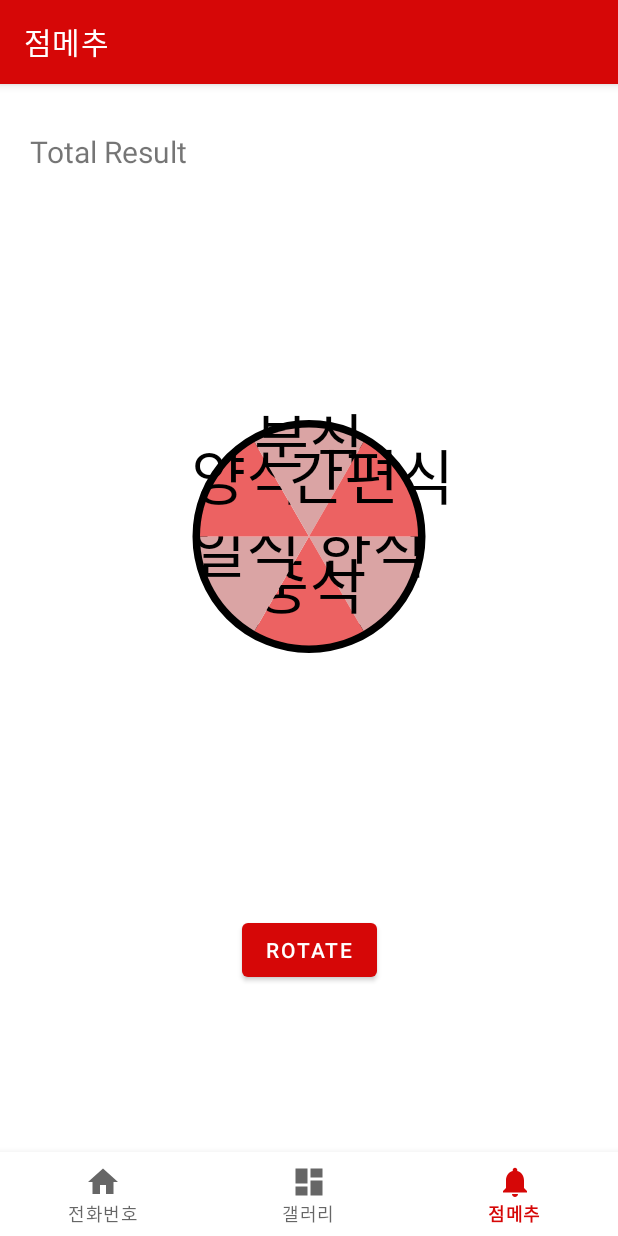
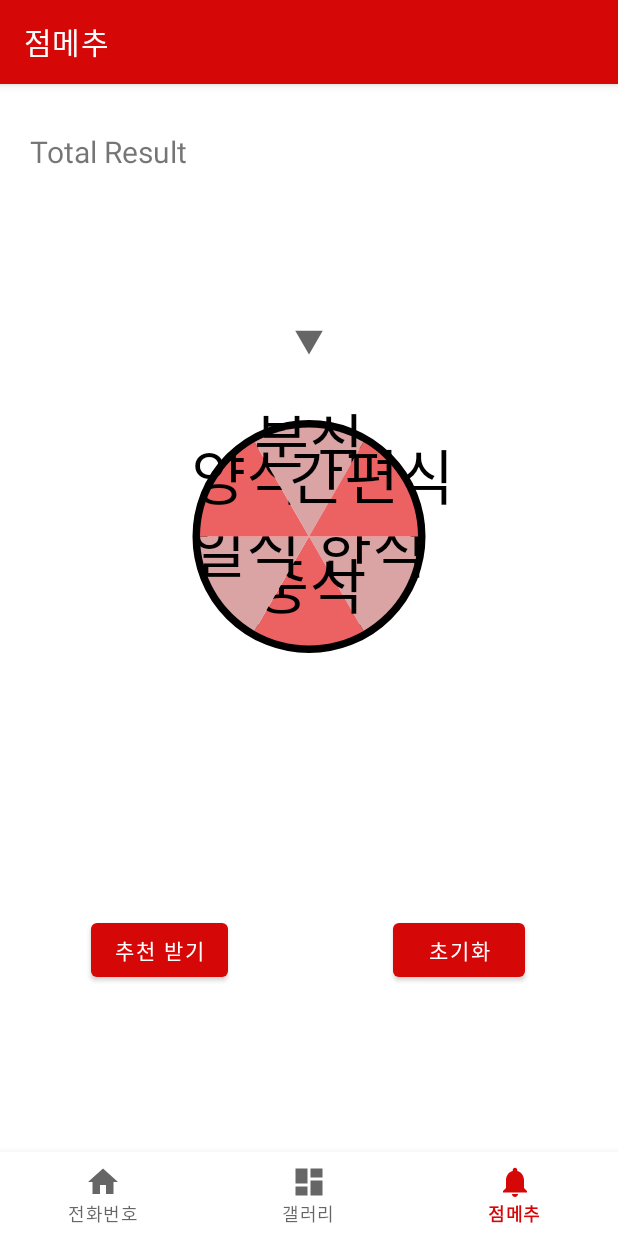
Before and after one commit to M-J1nx/MadCamp_week1, an Android app: the NotificationsFragment screen opened through its navigation route, on a phone screen of 412 x 824 dp. Run offline under Robolectric (Android 15) with nearby library versions, the phone set to English and light mode, and no system bars; our stand-ins replace navigation-ui.

Commit message:
Add reset button in Roulette, put little triangle top of the roulette

```diff
--- a/app/src/main/java/com/example/madcampweek1/ui/notifications/NotificationsFragment.kt
+++ b/app/src/main/java/com/example/madcampweek1/ui/notifications/NotificationsFragment.kt
@@ -40,6 +40,12 @@ class NotificationsFragment : Fragment() {
         rotateButton.setOnClickListener {
             rotateRoulette()
         }
+
+        val resetButton: Button = root.findViewById(R.id.resetButton)
+        resetButton.setOnClickListener {
+            resetRoulette()
+        }
+
         return root
     }
 
@@ -63,6 +69,11 @@ class NotificationsFragment : Fragment() {
         binding.roulette.rotateRoulette(toDegrees, 1000, rotateListener)
     }
 
+    fun resetRoulette() {
+        binding.roulette.rotateRoulette(0.0F, 1000, null)
+    }
+
+
 
 
 }
--- /dev/null
+++ b/app/src/main/res/drawable/inverted_triangle.xml
@@ -0,0 +1,12 @@
+<!-- res/drawable/ic_inverted_triangle.xml -->
+<vector xmlns:android="http://schemas.android.com/apk/res/android"
+    android:width="24dp"
+    android:height="24dp"
+    android:viewportWidth="24.0"
+    android:viewportHeight="24.0"
+    android:tint="?attr/colorControlNormal">
+
+    <path
+        android:fillColor="@android:color/black"
+        android:pathData="M12 22L1 3h22L12 22z"/>
+</vector>
--- a/app/src/main/res/layout/fragment_notifications.xml
+++ b/app/src/main/res/layout/fragment_notifications.xml
@@ -34,15 +34,43 @@
         app:layout_constraintStart_toStartOf="parent"
         app:layout_constraintTop_toTopOf="parent" />
 
+    <View
+        android:id="@+id/triangle"
+        android:layout_width="20dp"
+        android:layout_height="20dp"
+        android:background="@drawable/inverted_triangle"
+        android:elevation="100dp"
+        android:alpha="1.0"
+        app:layout_constraintStart_toStartOf="@+id/roulette"
+        app:layout_constraintEnd_toEndOf="@+id/roulette"
+        app:layout_constraintTop_toTopOf="@+id/roulette"
+        app:layout_constraintBottom_toBottomOf="@+id/roulette"
+        android:layout_marginTop="-260dp" />
+
     <com.google.android.material.button.MaterialButton
         android:id="@+id/rotateButton"
         android:layout_width="wrap_content"
         android:layout_height="wrap_content"
-        android:text="rotate"
+        android:text="추천 받기"
         android:layout_marginBottom="100px"
+        android:layout_marginRight="300px"
         app:layout_constraintBottom_toBottomOf="parent"
         app:layout_constraintEnd_toEndOf="parent"
         app:layout_constraintStart_toStartOf="parent"
         />
 
+    <com.google.android.material.button.MaterialButton
+        android:id="@+id/resetButton"
+        android:layout_width="wrap_content"
+        android:layout_height="wrap_content"
+        android:text="초기화"
+        android:layout_marginBottom="100px"
+        android:layout_marginLeft="300px"
+        app:layout_constraintBottom_toBottomOf="parent"
+        app:layout_constraintEnd_toEndOf="parent"
+        app:layout_constraintStart_toStartOf="parent"
+        />
+
+
+
 </androidx.constraintlayout.widget.ConstraintLayout>
```
